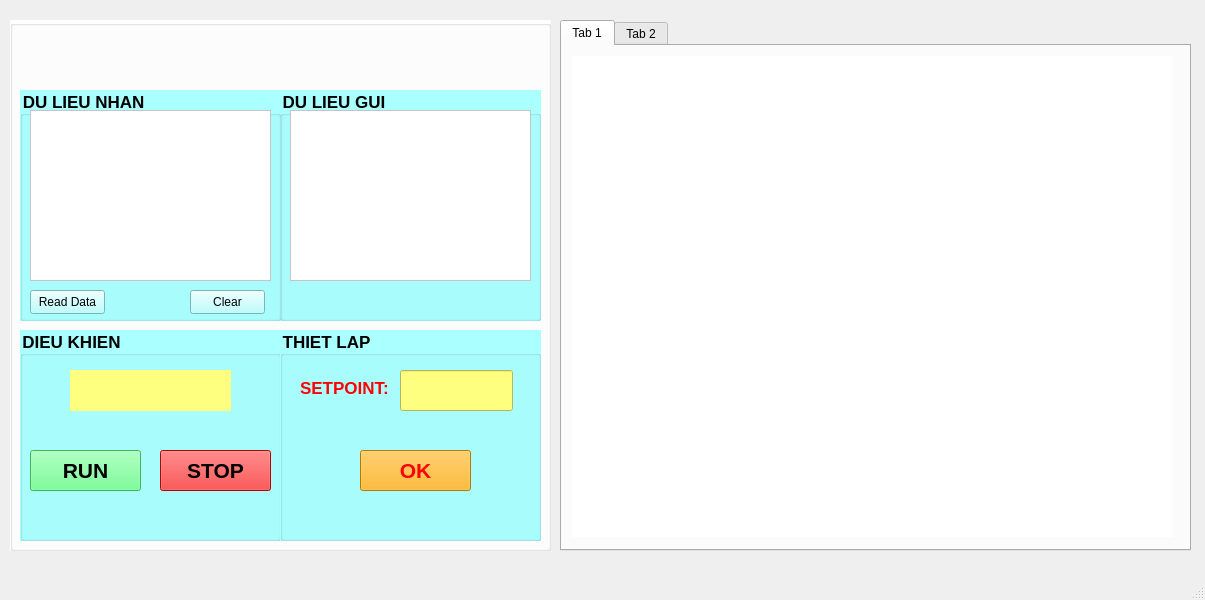
The window that QT/cantestdata/mainwindow.ui (Phong1908/CANOPEN.) describes before a commit, drawn with Qt 5.
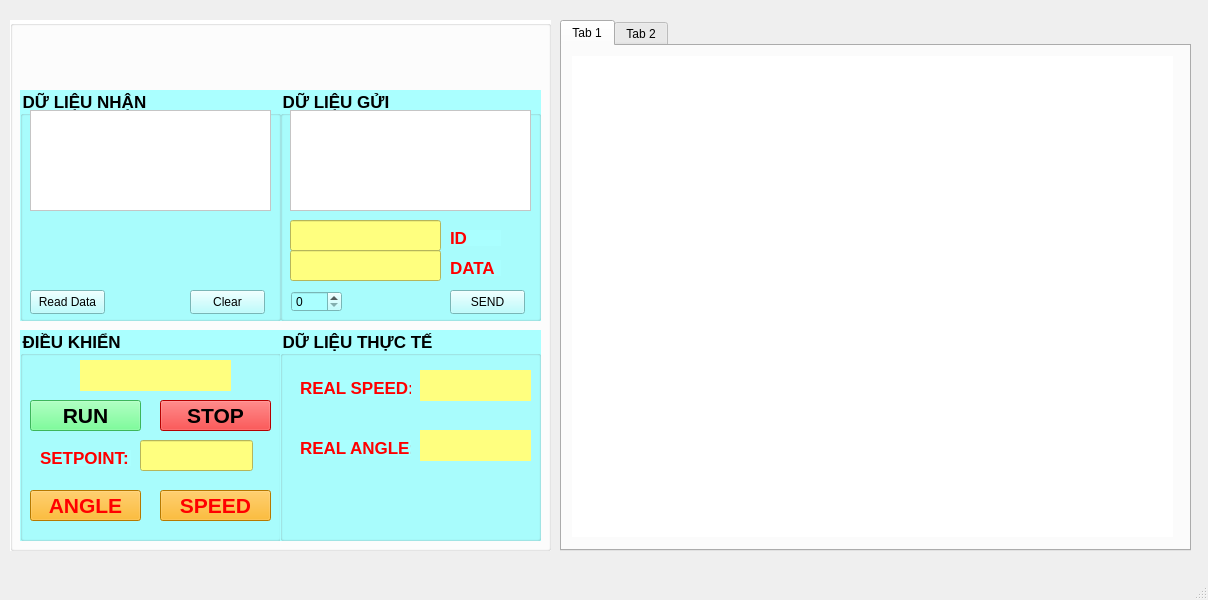
The same window after the commit.

What changed in the file:
```diff
--- a/QT/cantestdata/mainwindow.ui
+++ b/QT/cantestdata/mainwindow.ui
@@ -6,7 +6,7 @@
    <rect>
     <x>0</x>
     <y>0</y>
-    <width>1205</width>
+    <width>1208</width>
     <height>600</height>
    </rect>
   </property>
@@ -70,15 +70,15 @@
 background-color: rgb(170, 255, 255);</string>
      </property>
      <property name="title">
-      <string>DIEU KHIEN</string>
+      <string>ĐIỀU KHIỂN </string>
      </property>
      <widget class="QPushButton" name="pushButton_RUN">
       <property name="geometry">
        <rect>
         <x>10</x>
-        <y>120</y>
+        <y>70</y>
         <width>111</width>
-        <height>41</height>
+        <height>31</height>
        </rect>
       </property>
       <property name="font">
@@ -98,10 +98,10 @@
      <widget class="QLabel" name="label_DK">
       <property name="geometry">
        <rect>
-        <x>50</x>
-        <y>40</y>
-        <width>161</width>
-        <height>41</height>
+        <x>60</x>
+        <y>30</y>
+        <width>151</width>
+        <height>31</height>
        </rect>
       </property>
       <property name="font">
@@ -122,9 +122,9 @@
       <property name="geometry">
        <rect>
         <x>140</x>
-        <y>120</y>
+        <y>70</y>
         <width>111</width>
-        <height>41</height>
+        <height>31</height>
        </rect>
       </property>
       <property name="font">
@@ -141,61 +141,13 @@
        <string>STOP</string>
       </property>
      </widget>
-    </widget>
-    <widget class="QGroupBox" name="groupBox_3">
-     <property name="geometry">
-      <rect>
-       <x>270</x>
-       <y>310</y>
-       <width>261</width>
-       <height>211</height>
-      </rect>
-     </property>
-     <property name="font">
-      <font>
-       <pointsize>13</pointsize>
-       <bold>true</bold>
-      </font>
-     </property>
-     <property name="tabletTracking">
-      <bool>false</bool>
-     </property>
-     <property name="styleSheet">
-      <string notr="true">background-color: rgb(255, 255, 255);
-background-color: rgb(170, 255, 255);</string>
-     </property>
-     <property name="title">
-      <string>THIET LAP</string>
-     </property>
-     <widget class="QLabel" name="label_3">
-      <property name="geometry">
-       <rect>
-        <x>20</x>
-        <y>50</y>
-        <width>91</width>
-        <height>16</height>
-       </rect>
-      </property>
-      <property name="font">
-       <font>
-        <pointsize>13</pointsize>
-        <bold>true</bold>
-       </font>
-      </property>
-      <property name="styleSheet">
-       <string notr="true">color: rgb(255, 0, 0);</string>
-      </property>
-      <property name="text">
-       <string>SETPOINT:</string>
-      </property>
-     </widget>
      <widget class="QPushButton" name="pushButton_STOP_2">
       <property name="geometry">
        <rect>
-        <x>80</x>
-        <y>120</y>
+        <x>10</x>
+        <y>160</y>
         <width>111</width>
-        <height>41</height>
+        <height>31</height>
        </rect>
       </property>
       <property name="font">
@@ -215,16 +167,16 @@
 selection-color: rgb(255, 0, 0);</string>
       </property>
       <property name="text">
-       <string>OK</string>
+       <string>ANGLE</string>
       </property>
      </widget>
      <widget class="QLineEdit" name="lineEdit">
       <property name="geometry">
        <rect>
         <x>120</x>
-        <y>40</y>
+        <y>110</y>
         <width>113</width>
-        <height>41</height>
+        <height>31</height>
        </rect>
       </property>
       <property name="font">
@@ -235,6 +187,191 @@
       </property>
       <property name="styleSheet">
        <string notr="true">background-color: rgb(255, 255, 127);</string>
+      </property>
+     </widget>
+     <widget class="QLabel" name="label_3">
+      <property name="geometry">
+       <rect>
+        <x>20</x>
+        <y>120</y>
+        <width>91</width>
+        <height>16</height>
+       </rect>
+      </property>
+      <property name="font">
+       <font>
+        <pointsize>13</pointsize>
+        <bold>true</bold>
+       </font>
+      </property>
+      <property name="styleSheet">
+       <string notr="true">color: rgb(255, 0, 0);</string>
+      </property>
+      <property name="text">
+       <string>SETPOINT:</string>
+      </property>
+     </widget>
+     <widget class="QPushButton" name="pushButton_STOP_3">
+      <property name="geometry">
+       <rect>
+        <x>140</x>
+        <y>160</y>
+        <width>111</width>
+        <height>31</height>
+       </rect>
+      </property>
+      <property name="font">
+       <font>
+        <pointsize>16</pointsize>
+        <bold>true</bold>
+       </font>
+      </property>
+      <property name="styleSheet">
+       <string notr="true">border-color: rgb(255, 0, 0);
+selection-background-color: rgb(255, 255, 255);
+border-top-color: rgb(255, 85, 127);
+alternate-background-color: rgb(85, 85, 0);
+background-color: rgb(255, 170, 0);
+color: rgb(255, 0, 0);
+gridline-color: rgb(255, 0, 0);
+selection-color: rgb(255, 0, 0);</string>
+      </property>
+      <property name="text">
+       <string>SPEED</string>
+      </property>
+     </widget>
+    </widget>
+    <widget class="QGroupBox" name="groupBox_3">
+     <property name="geometry">
+      <rect>
+       <x>270</x>
+       <y>310</y>
+       <width>261</width>
+       <height>211</height>
+      </rect>
+     </property>
+     <property name="font">
+      <font>
+       <pointsize>13</pointsize>
+       <bold>true</bold>
+      </font>
+     </property>
+     <property name="tabletTracking">
+      <bool>false</bool>
+     </property>
+     <property name="styleSheet">
+      <string notr="true">
+background-color: rgb(170, 255, 255);</string>
+     </property>
+     <property name="title">
+      <string>DỮ LIỆU THỰC TẾ</string>
+     </property>
+     <widget class="QLabel" name="label">
+      <property name="geometry">
+       <rect>
+        <x>140</x>
+        <y>40</y>
+        <width>111</width>
+        <height>31</height>
+       </rect>
+      </property>
+      <property name="font">
+       <font>
+        <pointsize>16</pointsize>
+        <bold>true</bold>
+       </font>
+      </property>
+      <property name="mouseTracking">
+       <bool>false</bool>
+      </property>
+      <property name="acceptDrops">
+       <bool>false</bool>
+      </property>
+      <property name="autoFillBackground">
+       <bool>false</bool>
+      </property>
+      <property name="styleSheet">
+       <string notr="true">color: rgb(0, 0, 0);
+background-color: rgb(255, 255, 127);</string>
+      </property>
+      <property name="text">
+       <string/>
+      </property>
+     </widget>
+     <widget class="QLabel" name="label_4">
+      <property name="geometry">
+       <rect>
+        <x>20</x>
+        <y>50</y>
+        <width>111</width>
+        <height>16</height>
+       </rect>
+      </property>
+      <property name="font">
+       <font>
+        <pointsize>13</pointsize>
+        <bold>true</bold>
+       </font>
+      </property>
+      <property name="styleSheet">
+       <string notr="true">color: rgb(255, 0, 0);</string>
+      </property>
+      <property name="text">
+       <string>REAL SPEED:</string>
+      </property>
+     </widget>
+     <widget class="QLabel" name="label_2">
+      <property name="geometry">
+       <rect>
+        <x>140</x>
+        <y>100</y>
+        <width>111</width>
+        <height>31</height>
+       </rect>
+      </property>
+      <property name="font">
+       <font>
+        <pointsize>16</pointsize>
+        <bold>true</bold>
+       </font>
+      </property>
+      <property name="mouseTracking">
+       <bool>false</bool>
+      </property>
+      <property name="acceptDrops">
+       <bool>false</bool>
+      </property>
+      <property name="autoFillBackground">
+       <bool>false</bool>
+      </property>
+      <property name="styleSheet">
+       <string notr="true">color: rgb(0, 0, 0);
+background-color: rgb(255, 255, 127);</string>
+      </property>
+      <property name="text">
+       <string/>
+      </property>
+     </widget>
+     <widget class="QLabel" name="label_5">
+      <property name="geometry">
+       <rect>
+        <x>20</x>
+        <y>110</y>
+        <width>111</width>
+        <height>16</height>
+       </rect>
+      </property>
+      <property name="font">
+       <font>
+        <pointsize>13</pointsize>
+        <bold>true</bold>
+       </font>
+      </property>
+      <property name="styleSheet">
+       <string notr="true">color: rgb(255, 0, 0);</string>
+      </property>
+      <property name="text">
+       <string>REAL ANGLE:</string>
       </property>
      </widget>
     </widget>
@@ -258,7 +395,7 @@
 background-color: rgb(170, 255, 255);</string>
      </property>
      <property name="title">
-      <string>DU LIEU GUI</string>
+      <string>DỮ LIỆU GỬI</string>
      </property>
      <widget class="QTextBrowser" name="textBrowser_2">
       <property name="geometry">
@@ -266,13 +403,118 @@
         <x>10</x>
         <y>20</y>
         <width>241</width>
-        <height>171</height>
+        <height>101</height>
        </rect>
       </property>
       <property name="styleSheet">
        <string notr="true">background-color: rgb(255, 255, 255);</string>
       </property>
      </widget>
+     <widget class="QLineEdit" name="lineEdit_CAN_Data">
+      <property name="geometry">
+       <rect>
+        <x>10</x>
+        <y>160</y>
+        <width>151</width>
+        <height>31</height>
+       </rect>
+      </property>
+      <property name="font">
+       <font>
+        <pointsize>10</pointsize>
+        <bold>true</bold>
+       </font>
+      </property>
+      <property name="styleSheet">
+       <string notr="true">background-color: rgb(255, 255, 127);</string>
+      </property>
+     </widget>
+     <widget class="QPushButton" name="pushButton_Send">
+      <property name="geometry">
+       <rect>
+        <x>170</x>
+        <y>200</y>
+        <width>75</width>
+        <height>24</height>
+       </rect>
+      </property>
+      <property name="text">
+       <string>SEND</string>
+      </property>
+     </widget>
+     <widget class="QLineEdit" name="lineEdit_CAN_ID">
+      <property name="geometry">
+       <rect>
+        <x>10</x>
+        <y>130</y>
+        <width>151</width>
+        <height>31</height>
+       </rect>
+      </property>
+      <property name="font">
+       <font>
+        <pointsize>10</pointsize>
+        <bold>true</bold>
+       </font>
+      </property>
+      <property name="styleSheet">
+       <string notr="true">background-color: rgb(255, 255, 127);</string>
+      </property>
+     </widget>
+     <widget class="QLabel" name="label_6">
+      <property name="geometry">
+       <rect>
+        <x>170</x>
+        <y>140</y>
+        <width>51</width>
+        <height>16</height>
+       </rect>
+      </property>
+      <property name="font">
+       <font>
+        <pointsize>13</pointsize>
+        <bold>true</bold>
+       </font>
+      </property>
+      <property name="styleSheet">
+       <string notr="true">color: rgb(255, 0, 0);</string>
+      </property>
+      <property name="text">
+       <string>ID</string>
+      </property>
+     </widget>
+     <widget class="QLabel" name="label_7">
+      <property name="geometry">
+       <rect>
+        <x>170</x>
+        <y>170</y>
+        <width>51</width>
+        <height>16</height>
+       </rect>
+      </property>
+      <property name="font">
+       <font>
+        <pointsize>13</pointsize>
+        <bold>true</bold>
+       </font>
+      </property>
+      <property name="styleSheet">
+       <string notr="true">color: rgb(255, 0, 0);</string>
+      </property>
+      <property name="text">
+       <string>DATA</string>
+      </property>
+     </widget>
+     <widget class="QSpinBox" name="spinBox_DLC">
+      <property name="geometry">
+       <rect>
+        <x>11</x>
+        <y>201</y>
+        <width>51</width>
+        <height>21</height>
+       </rect>
+      </property>
+     </widget>
     </widget>
     <widget class="QGroupBox" name="groupBox_5">
      <property name="geometry">
@@ -294,7 +536,7 @@
 background-color: rgb(170, 255, 255);</string>
      </property>
      <property name="title">
-      <string>DU LIEU NHAN </string>
+      <string>DỮ LIỆU NHẬN</string>
      </property>
      <widget class="QTextBrowser" name="textBrowser">
       <property name="geometry">
@@ -302,7 +544,7 @@
         <x>10</x>
         <y>20</y>
         <width>241</width>
-        <height>171</height>
+        <height>101</height>
        </rect>
       </property>
       <property name="styleSheet">
```
Left out of the diff: 7 changed lines with no effect on the pictures.
